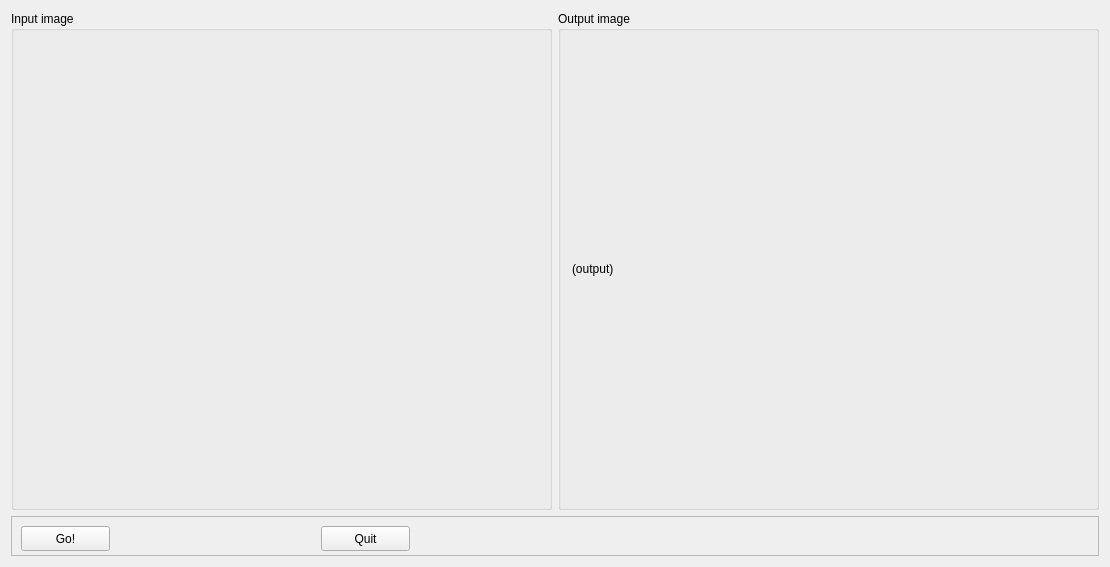
Above: mainwindow.ui from topic-embedded-products/dyplo-qt-image-demo before the change. Below: the same form after it.
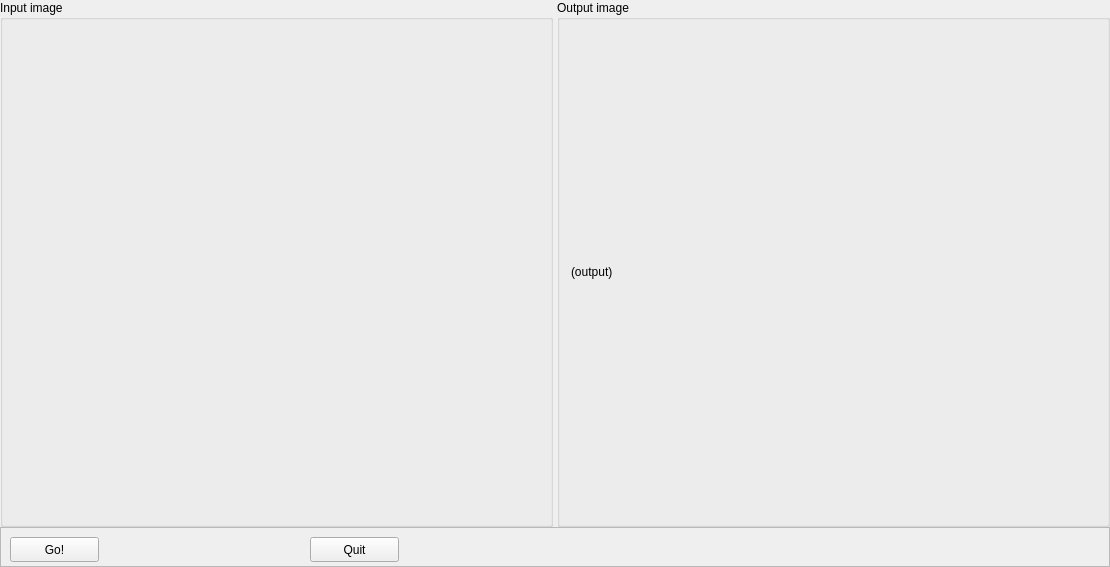
That is the form after the change. Icons and pictures are not drawn.

Commit message:
Less spacing around and smaller image
So everything fits on the 1024x600 screen

The edit to the form file:
```diff
--- a/mainwindow.ui
+++ b/mainwindow.ui
@@ -14,11 +14,38 @@
    <string>MainWindow</string>
   </property>
   <widget class="QWidget" name="centralWidget">
-   <layout class="QVBoxLayout" name="verticalLayout_4">
+   <property name="sizePolicy">
+    <sizepolicy hsizetype="Preferred" vsizetype="Preferred">
+     <horstretch>0</horstretch>
+     <verstretch>0</verstretch>
+    </sizepolicy>
+   </property>
+   <layout class="QVBoxLayout" name="verticalLayout_4" stretch="0">
+    <property name="spacing">
+     <number>4</number>
+    </property>
+    <property name="leftMargin">
+     <number>0</number>
+    </property>
+    <property name="topMargin">
+     <number>0</number>
+    </property>
+    <property name="rightMargin">
+     <number>0</number>
+    </property>
+    <property name="bottomMargin">
+     <number>0</number>
+    </property>
     <item>
      <layout class="QVBoxLayout" name="verticalLayout_3" stretch="1,0">
+      <property name="spacing">
+       <number>0</number>
+      </property>
       <item>
        <layout class="QGridLayout" name="gridLayout">
+        <property name="spacing">
+         <number>4</number>
+        </property>
         <item row="0" column="0">
          <widget class="QGroupBox" name="groupBox">
           <property name="title">
```
The commit also changes 1 other file.
